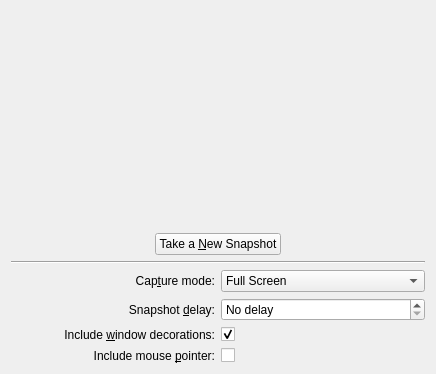
KDE/ksnapshot, file ksnapshotwidget.ui: the form before one commit.
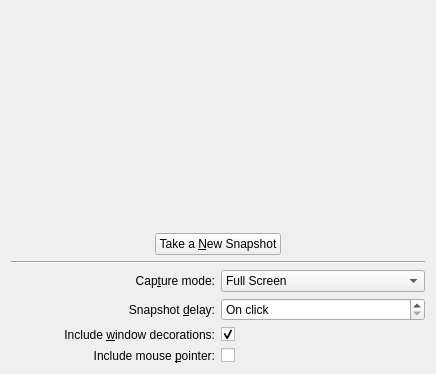
The form after the commit. Custom widgets are drawn as their Qt base class.

Commit message: more accurate imo

The edit to the form file:
```diff
--- a/ksnapshotwidget.ui
+++ b/ksnapshotwidget.ui
@@ -182,7 +182,7 @@
 &lt;/qt&gt;</string>
        </property>
        <property name="specialValueText">
-        <string>No delay</string>
+        <string>On click</string>
        </property>
        <property name="suffix">
         <string/>
```
